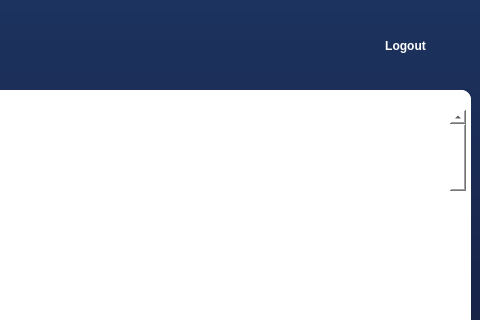
This is Qt/studentpage.ui in KerollosRady/University-mangament-system as Qt 5 draws it before an edit; both pictures show x 520 to 1000 and y 0 to 320 of the 1000 by 700 pixel window. The edited form follows.
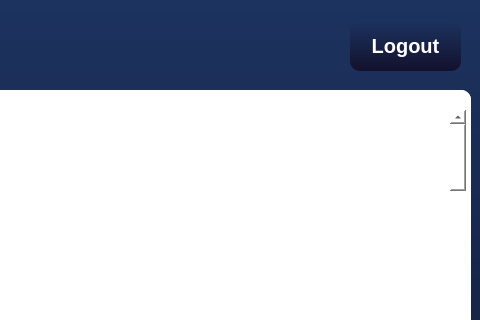
This is the edited form.

What changed in the file:
```diff
--- a/Qt/studentpage.ui
+++ b/Qt/studentpage.ui
@@ -88,10 +88,10 @@
    </property>
    <property name="styleSheet">
     <string notr="true">    font-weight: 600;
+	font-size:20px;
     border-radius: 10px;
-    color: white;
-    background-color: transparent;
-
+    color: #ffffff;
+background: qlineargradient(x1:0, y1:0, x2:0, y2:1, stop:0 #1c335f, stop:1 #13112d);
 </string>
    </property>
    <property name="text">
```
